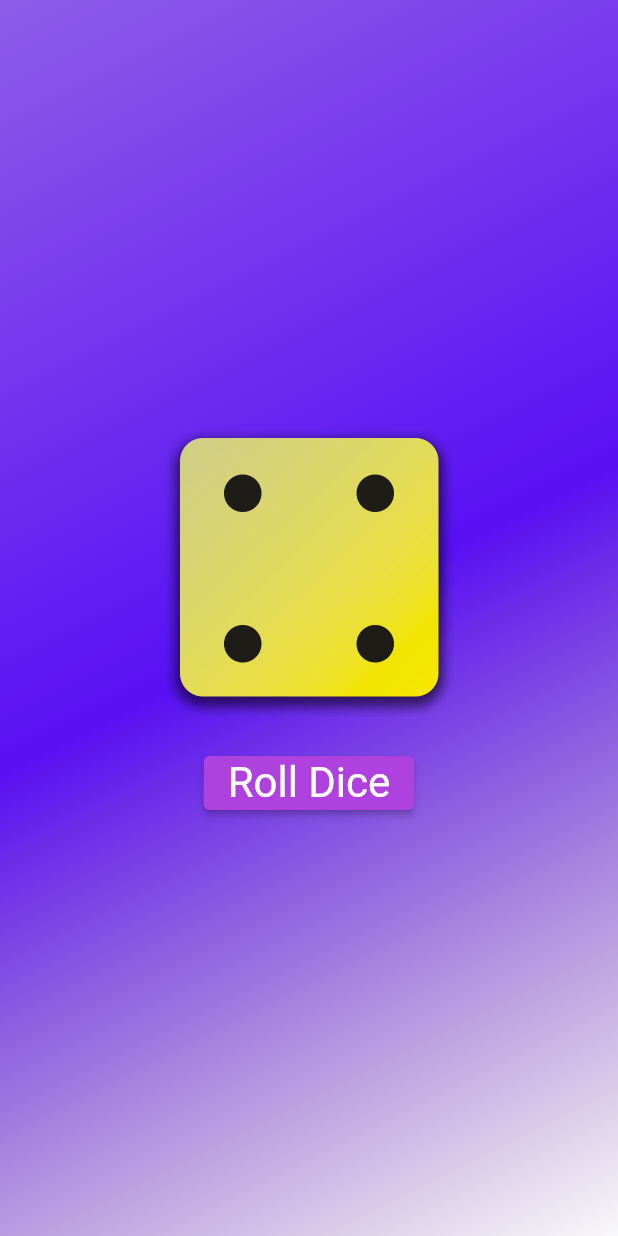
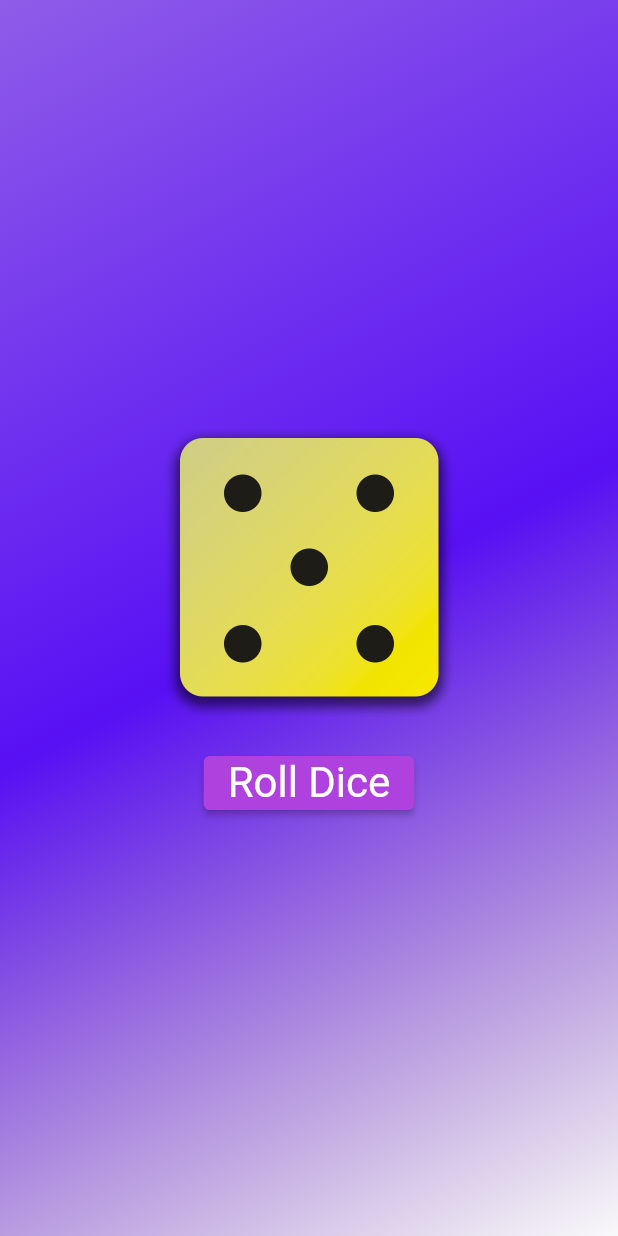
Before and after one commit to CongNQ-Dev/flutter-complete-guide-course-resources, a Flutter app: the screen it shows after launch, after a tap on "Roll Dice", on a phone screen of 412 x 824 dp. Run offline on Flutter 3.47's test engine with Material 2 defaults, Android fonts, the phone set to English and light mode, and no system bars.

```diff
--- a/source/first_app/lib/dice_roller.dart
+++ b/source/first_app/lib/dice_roller.dart
@@ -1,4 +1,7 @@
 import 'package:flutter/material.dart';
+import 'dart:math';
+
+final randomize = Random();
 
 class DiceRoller extends StatefulWidget {
   const DiceRoller({super.key});
@@ -10,9 +13,9 @@ class DiceRoller extends StatefulWidget {
 class _DiceRollerState extends State<DiceRoller> {
   var activeDiceImage = "assets/images/dice-images/dice-1.png";
   void rollDice() {
+    int rollerNumber = randomize.nextInt(6) + 1;
     setState(() {
-      activeDiceImage = "assets/images/dice-images/dice-4.png";
-      print("hihi");
+      activeDiceImage = "assets/images/dice-images/dice-$rollerNumber.png";
     });
   }
 
```
